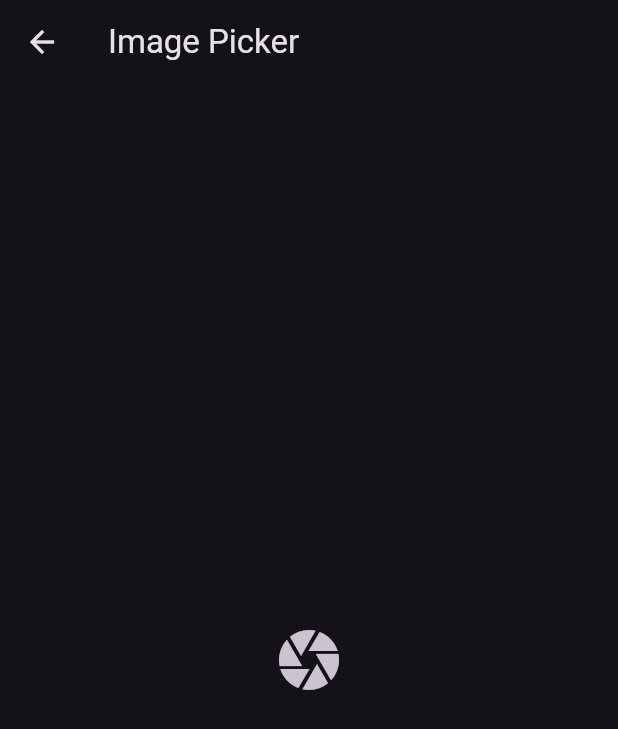
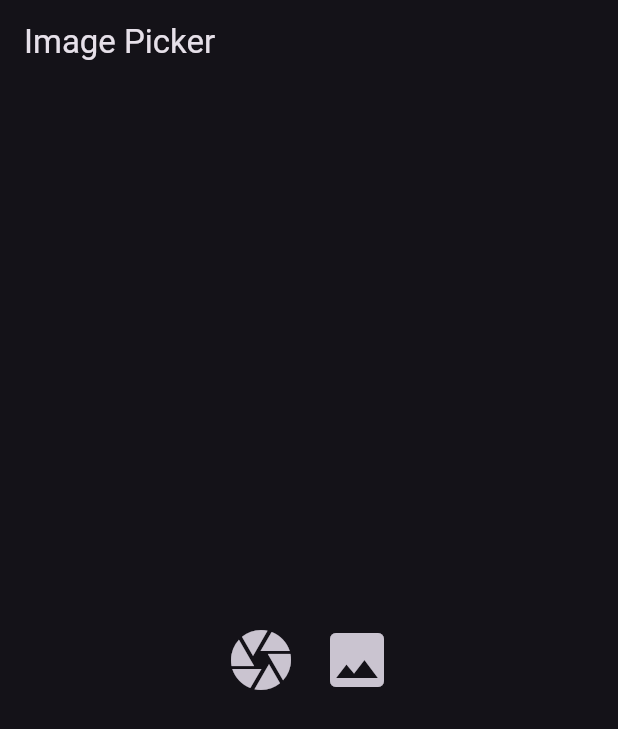
Before and after one commit to Rohit-Chandra-007/bloc_example, a Flutter app: the ImagePickerScreen screen opened directly, on a phone screen of 412 x 824 dp. Shown: the top 729 px of the screen. Run offline on Flutter 3.47's test engine with Material 3 defaults, Android fonts, the phone set to English and light mode, and no system bars; our stand-ins replace equatable, flutter_bloc, image_picker.

Commit message:
Refactor image picker functionality: consolidate event and state definitions in image_picker_bloc, enhance UI with camera and gallery options, and update main app entry point

```diff
--- a/lib/features/image_uploader/bloc/image_picker_event.dart
+++ b/lib/features/image_uploader/bloc/image_picker_event.dart
@@ -1,5 +1,5 @@
-import 'package:equatable/equatable.dart';
-import 'package:flutter/material.dart';
+part of 'image_picker_bloc.dart';
+
 
 @immutable
 sealed class ImagePickerEvent extends Equatable {
--- a/lib/features/image_uploader/ui/image_picker_screen.dart
+++ b/lib/features/image_uploader/ui/image_picker_screen.dart
@@ -1,6 +1,4 @@
 import 'package:bloc_example/features/image_uploader/bloc/image_picker_bloc.dart';
-import 'package:bloc_example/features/image_uploader/bloc/image_picker_event.dart';
-import 'package:bloc_example/features/image_uploader/bloc/image_picker_state.dart';
 import 'package:flutter/material.dart';
 import 'package:flutter_bloc/flutter_bloc.dart';
 
@@ -17,7 +15,11 @@ class ImagePickerScreen extends StatelessWidget {
         child: BlocBuilder<ImagePickerBloc, ImagePickerState>(
             builder: (context, state) {
           if (state.imageFile == null) {
-            return IconButton(
+            return Row(
+              crossAxisAlignment: CrossAxisAlignment.center,
+              mainAxisAlignment: MainAxisAlignment.center,
+              children: [
+                IconButton(
                   onPressed: () {
                     context.read<ImagePickerBloc>().add(CameraEvent());
                   },
@@ -25,6 +27,17 @@ class ImagePickerScreen extends StatelessWidget {
                     size: 48,
                     Icons.camera,
                   ),
+                ),
+                IconButton(
+                  onPressed: () {
+                    context.read<ImagePickerBloc>().add(GalleryEvent());
+                  },
+                  icon: const Icon(
+                    size: 48,
+                    Icons.photo,
+                  ),
+                ),
+              ],
             );
           } else {
             return Image.file(state.imageFile!);
--- a/lib/features/switch_slider/ui/switch_slider_screen.dart
+++ b/lib/features/switch_slider/ui/switch_slider_screen.dart
@@ -21,6 +21,8 @@ class SwitchSliderScreen extends StatelessWidget {
               children: [
                 Text('Notifications'),
                 BlocBuilder<SwitchBloc, SwitchState>(
+                  buildWhen: (previous, current) =>
+                      previous.switchValue != current.switchValue,
                   builder: (context, state) {
                     return Switch(
                       value: state.switchValue,
@@ -36,6 +38,8 @@ class SwitchSliderScreen extends StatelessWidget {
             ),
             SizedBox(height: 16),
             BlocBuilder<SwitchBloc, SwitchState>(
+              buildWhen: (previous, current) =>
+                  previous.sliderValue != current.sliderValue,
               builder: (context, state) {
                 return Container(
                   height: 300,
@@ -45,6 +49,8 @@ class SwitchSliderScreen extends StatelessWidget {
             ),
             SizedBox(height: 16),
             BlocBuilder<SwitchBloc, SwitchState>(
+              buildWhen: (previous, current) =>
+                  previous.sliderValue != current.sliderValue,
               builder: (context, state) {
                 return Slider(
                   value: state.sliderValue,
--- a/lib/main.dart
+++ b/lib/main.dart
@@ -1,7 +1,7 @@
 import 'package:bloc_example/features/counter/bloc/counter_bloc.dart';
 import 'package:bloc_example/features/image_uploader/bloc/image_picker_bloc.dart';
 import 'package:bloc_example/features/switch_slider/bloc/switch_bloc.dart';
-import 'package:bloc_example/features/switch_slider/ui/switch_slider_screen.dart';
+import 'package:bloc_example/features/image_uploader/ui/image_picker_screen.dart';
 import 'package:bloc_example/utils/image_picker_utils.dart';
 import 'package:flutter/material.dart';
 import 'package:flutter_bloc/flutter_bloc.dart';
@@ -35,7 +35,7 @@ class MyApp extends StatelessWidget {
     return MaterialApp(
       title: 'Flutter Demo',
       theme: ThemeData.dark(),
-      home: SwitchSliderScreen(),
+      home: ImagePickerScreen(),
     );
   }
 }
```
Also changed, not shown: lib/features/image_uploader/bloc/image_picker_bloc.dart (+8 -2 lines), lib/features/image_uploader/bloc/image_picker_state.dart (+5 -8 lines), lib/utils/image_picker_utils.dart (+1 -6 lines). Lines whose indentation alone changed are shown as unchanged.
